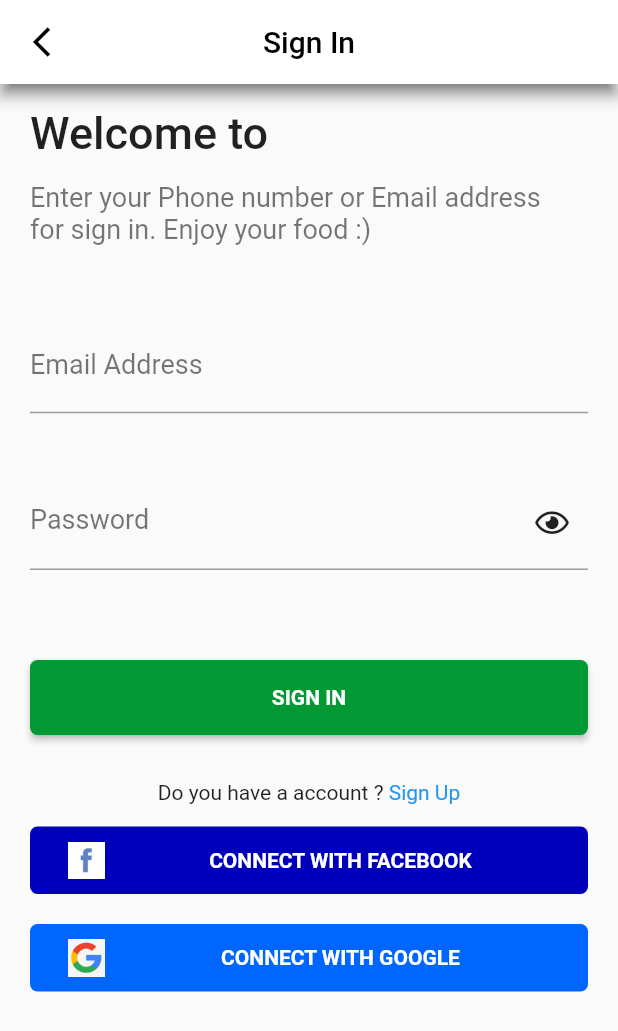
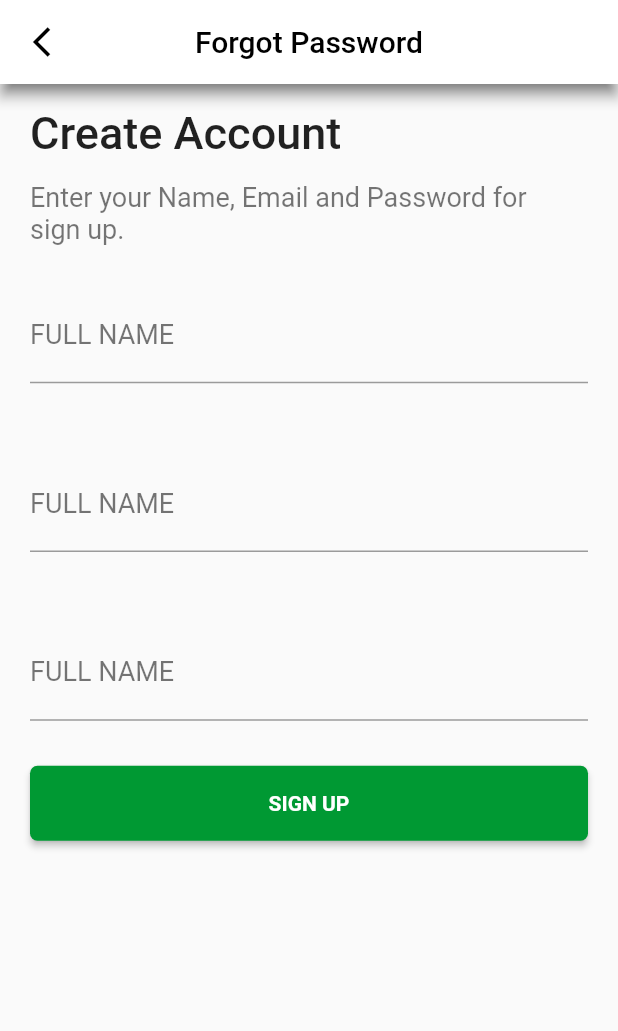
Before and after one commit to canhkhoaimo2710/food, a Flutter app: the SignIn screen opened directly, after a tap on "SIGN IN", on a phone screen of 412 x 824 dp. Shown: the top 1031 px of the screen. Run offline on Flutter 3.47's test engine with Material 2 defaults, Android fonts, the phone set to English and light mode, and no system bars; our stand-ins replace font_awesome_flutter.

Commit message:
commit
update ui and bloc

```diff
--- a/lib/commons/common.dart
+++ b/lib/commons/common.dart
@@ -2,3 +2,5 @@ export 'elevated_button_custom.dart';
 export 'get_started_common.dart';
 export 'appbar_sign_in_custom.dart';
 export 'social_button.dart';
+export 'title_and_description_page.dart';
+export 'text_field_custom.dart';
--- a/lib/commons/social_button.dart
+++ b/lib/commons/social_button.dart
@@ -1,15 +1,25 @@
 import 'package:flutter/cupertino.dart';
 import 'package:flutter/material.dart';
 
-class SocialButton extends StatelessWidget {
+class SocialButton extends StatefulWidget {
+
+
+
+
+
+  @override
+  State<SocialButton> createState() => _SocialButtonState();
+
   const SocialButton({Key? key}) : super(key: key);
+}
 
+class _SocialButtonState extends State<SocialButton> {
   @override
   Widget build(BuildContext context) {
     return Column(
       children: <Widget>[
         customButton("CONNECT WITH FACEBOOK","assets/logo_facebook.jpg",0xFF0000BB),
-        SizedBox(height: 20,),
+        const SizedBox(height: 10,),
         customButton("CONNECT WITH GOOGLE","assets/logo_google.jpg",0xFF0066FF)
       ],
     );
--- /dev/null
+++ b/lib/commons/text_field_custom.dart
@@ -0,0 +1,16 @@
+import 'package:flutter/material.dart';
+
+Padding textFieldCustom({required String label, required bool obscureText}) {
+  return Padding(
+    padding: const EdgeInsets.only(top: 20, left: 0, right: 0, bottom: 30),
+    child: TextField(
+      obscureText: obscureText,
+      style: const TextStyle(fontSize: 18),
+      decoration: InputDecoration(
+        labelText: label,
+        labelStyle: const TextStyle(color: Colors.black54, fontSize: 18),
+        // hintText: hintText,
+      ),
+    ),
+  );
+}
--- /dev/null
+++ b/lib/commons/title_and_description_page.dart
@@ -0,0 +1,17 @@
+import 'package:flutter/material.dart';
+
+Column titleAndDescriptionPage(
+    {required String title, required String description}) {
+  return Column(
+    crossAxisAlignment: CrossAxisAlignment.start,
+    mainAxisAlignment: MainAxisAlignment.start,
+    children: <Widget>[
+      Text(title, style: const TextStyle(fontWeight: FontWeight.w500, fontSize: 30)),
+       Padding(
+        padding: const EdgeInsets.only(right: 30, top: 15, bottom: 10),
+        child: Text(description,
+            style: const TextStyle(color: Colors.black54, fontSize: 18)),
+      ),
+    ],
+  );
+}
--- a/lib/home_page.dart
+++ b/lib/home_page.dart
@@ -1,6 +1,9 @@
 import 'dart:async';
+import 'package:flutter/cupertino.dart';
 import 'package:flutter/material.dart';
 import 'package:food/pages/page.dart';
+import 'package:food/provider/home_page_provider.dart';
+import 'package:provider/provider.dart';
 import 'commons/common.dart';
 import 'commons/get_started_common.dart';
 import 'models/model.dart';
@@ -14,55 +17,56 @@ class HomePage extends StatefulWidget {
 }
 
 class _HomePageState extends State<HomePage> {
-  int _currentPage = 0;
-   final PageController _controller = PageController(initialPage: 0);
+  // int _currentPage = 0;
+  //  final PageController _controller = PageController(initialPage: 0);
+  //
+  // @override
+  // void initState() {
+  //   super.initState();
+  //   Timer.periodic(const Duration(seconds: 5), (Timer timer) {
+  //     if (_currentPage < 2) {
+  //       _currentPage++;
+  //     } else {
+  //       _currentPage = 0;
+  //     }
+  //     _controller.animateToPage(
+  //       _currentPage,
+  //       duration: const Duration(milliseconds: 350),
+  //       curve: Curves.easeIn,
+  //     );
+  //   });
+  // }
 
-  @override
-  void initState() {
-    super.initState();
-    Timer.periodic(const Duration(seconds: 5), (Timer timer) {
-      if (_currentPage < 2) {
-        _currentPage++;
-      } else {
-        _currentPage = 0;
-      }
-
-      _controller.animateToPage(
-        _currentPage,
-        duration: const Duration(milliseconds: 350),
-        curve: Curves.easeIn,
-      );
-    });
-  }
-
-  _onChanged(int index) {
-    setState(() {
-      _currentPage = index;
-    });
-  }
+  // onChanged(int index) {
+  //   setState(() {
+  //     _currentPage = index;
+  //   });
+  // }
 
   @override
   Widget build(BuildContext context) {
-
     return SafeArea(
       child: Scaffold(
         body: Padding(
           padding: const EdgeInsets.only(left: 20, right: 20),
-          child: Column(
+          child:ChangeNotifierProvider<HomePageProvider>(
+            create: (context) => HomePageProvider(),
+            child: Consumer<HomePageProvider>(
+              builder: (context, homePageProvider, child) => Column(
                 crossAxisAlignment: CrossAxisAlignment.center,
                 mainAxisAlignment: MainAxisAlignment.start,
                 children: <Widget>[
                   Expanded(
                     child: PageView.builder(
                       scrollDirection: Axis.horizontal,
-                  controller: _controller,
+                      controller: homePageProvider.controller,
                       itemCount: getStarted.length,
-                  onPageChanged: _onChanged,
+                      onPageChanged:homePageProvider.onChanged,
                       itemBuilder: (context, index) {
                         return getStartedCommon(
                           title: getStarted[index].title,
                           description: getStarted[index].description,
-                      image:  getStarted[index].image,
+                          image: getStarted[index].image,
                         );
                       },
                     ),
@@ -74,21 +78,23 @@ class _HomePageState extends State<HomePage> {
                         children:
                             List<Widget>.generate(getStarted.length, (int index) {
                           return AnimatedContainer(
-                          duration:  const Duration(milliseconds: 400),
+                              duration: const Duration(milliseconds: 400),
                               height: 10,
-                          width: (index == _currentPage) ? 30 : 10,
+                              width: (index == homePageProvider.currentPage) ? 30 : 10,
                               margin: const EdgeInsets.symmetric(
                                   horizontal: 5, vertical: 30),
                               decoration: BoxDecoration(
                                   borderRadius: BorderRadius.circular(5),
-                              color: (index == _currentPage)
+                                  color: (index == homePageProvider.currentPage)
                                       ? Colors.blue
                                       : Colors.blue.withOpacity(0.5)));
                         })),
                   ),
+
                   Padding(
                     padding: const EdgeInsets.only(bottom: 80),
-                child: elevatedButtonCustom(title: Strings.textButtonGetStarted,
+                    child: elevatedButtonCustom(
+                      title: Strings.textButtonGetStarted,
                       sizeWidth: double.infinity,
                       onPressed: () {
                         Navigator.push(
@@ -102,8 +108,8 @@ class _HomePageState extends State<HomePage> {
               ),
             ),
           ),
+        ),
+      ),
     );
   }
-
-
 }
--- a/lib/pages/page.dart
+++ b/lib/pages/page.dart
@@ -1 +1,2 @@
 export 'sign_in_page.dart';
+export 'forgot_password_page.dart';
--- a/lib/pages/sign_in_page.dart
+++ b/lib/pages/sign_in_page.dart
@@ -1,8 +1,12 @@
 import 'package:flutter/cupertino.dart';
 import 'package:flutter/material.dart';
 import 'package:food/commons/common.dart';
+import 'package:food/pages/page.dart';
+import 'package:food/pages/sign_up_page.dart';
+import 'package:food/provider/sign_in_provider.dart';
 import 'package:food/resources/resource.dart';
 import 'package:font_awesome_flutter/font_awesome_flutter.dart';
+import 'package:provider/provider.dart';
 
 class SignIn extends StatefulWidget {
   const SignIn({Key? key}) : super(key: key);
@@ -12,13 +16,7 @@ class SignIn extends StatefulWidget {
 }
 
 class _SignInState extends State<SignIn> {
-  bool _obscure = true;
 
-  void _showPass() {
-    setState(() {
-      _obscure = !_obscure;
-    });
-  }
 
   @override
   Widget build(BuildContext context) {
@@ -32,16 +30,10 @@ class _SignInState extends State<SignIn> {
             crossAxisAlignment: CrossAxisAlignment.start,
             mainAxisAlignment: MainAxisAlignment.start,
             children: <Widget>[
-              const Text(Strings.welcome,
-                  style: TextStyle(fontWeight: FontWeight.w500, fontSize: 30)),
-              const Padding(
-                padding: EdgeInsets.only(right: 30, top: 15, bottom: 20),
-                child: Text(Strings.descriptionSignIn,
-                    style: TextStyle(color: Colors.black54, fontSize: 18)),
-              ),
+              titleAndDescriptionPage(title: Strings.titleSignIn,description: Strings.descriptionSignIn),
               const Padding(
                 padding:
-                    EdgeInsets.only(top: 30, left: 0, right: 0, bottom: 10),
+                    EdgeInsets.only(top: 20, left: 0, right: 0, bottom: 10),
                 child: TextField(
                   style: TextStyle(fontSize: 18),
                   decoration: InputDecoration(
@@ -52,12 +44,15 @@ class _SignInState extends State<SignIn> {
                 ),
               ),
               Padding(
-                padding: const EdgeInsets.only(top: 30, left: 0, right: 0, bottom: 60),
-                child: Stack(
+                padding: const EdgeInsets.only(top: 30, left: 0, right: 0, bottom: 20),
+                child: ChangeNotifierProvider<SignInProvider>(
+                  create: (context) => SignInProvider(),
+                  child: Consumer<SignInProvider>(builder: (context, signInProvider, child) {
+                   return Stack(
                       alignment: AlignmentDirectional.centerEnd,
                       children: [
                         TextField(
-                      obscureText: _obscure,
+                          obscureText: signInProvider.obscure,
                           style: const TextStyle(fontSize: 20),
                           decoration: const InputDecoration(
                             labelText: "Password",
@@ -66,7 +61,7 @@ class _SignInState extends State<SignIn> {
                           ),
                         ),
                         IconButton(
-                      icon: _obscure
+                          icon: signInProvider.obscure
                               ? const FaIcon(
                             FontAwesomeIcons.eye,
                             size: 20,
@@ -76,33 +71,67 @@ class _SignInState extends State<SignIn> {
                             size: 20,
                           ),
                           onPressed: () {
-                        _showPass();
+                            signInProvider.showPass();
                           },
                         ),
                       ],
+                    );
+                  },
+                  ),
+                ),
+              ),
+              Padding(
+                padding: const EdgeInsets.only(top: 10, bottom: 20),
+                child: Center(
+                  child: GestureDetector(
+                    onTap: () {
+                      Navigator.push(context,
+                          MaterialPageRoute(builder: (context) {
+                        return const ForgotPasswordPage();
+                      }));
+                    },
+                    child: const Text(
+                      "Forget Password ? ",
+                      style: TextStyle(fontSize: 14),
+                    ),
+                  ),
                 ),
               ),
               elevatedButtonCustom(
                 title: "SIGN IN",
-                onPressed: () {},
+                onPressed: () {
+                  Navigator.push(context, MaterialPageRoute(builder: (context) => const SignUpPage(),));
+                },
                 sizeWidth: double.infinity,
               ),
 
 
               Padding(
-                padding: const EdgeInsets.only(bottom: 15,top: 30),
+                padding: const EdgeInsets.only(bottom: 15,top: 15),
                 child: Row(
                   mainAxisAlignment: MainAxisAlignment.center,
-                  children: const <Widget> [
-                    Text(
+                  children:  <Widget> [
+                    const Text(
                       "Do you have a account ? ",
                       style: TextStyle(fontSize: 14),
                     ),
-                    Text(
+                    GestureDetector(
+                      onTap: (){},
+                      child: const Text(
                         "Sign Up",
                         style: TextStyle(fontSize: 14, color: Colors.blue),
                       ),
+                    ),
                   ],
+                ),
+              ),
+              const Padding(
+                padding: EdgeInsets.only(bottom: 10),
+                child: Center(
+                  child: Text(
+                    "Or",
+                    style: TextStyle(fontSize: 20),
+                  ),
                 ),
               ),
 
--- /dev/null
+++ b/lib/pages/sign_up_page.dart
@@ -0,0 +1,38 @@
+import 'package:flutter/material.dart';
+import 'package:food/commons/common.dart';
+
+
+class SignUpPage extends StatelessWidget {
+  const SignUpPage({Key? key}) : super(key: key);
+
+  @override
+  Widget build(BuildContext context) {
+    return SafeArea(
+        child: Scaffold(
+          resizeToAvoidBottomInset: false,
+          appBar: AppBarSignCustom(
+            "Forgot Password",
+            AppBar(),
+          ),
+          body: Padding(
+            padding: const EdgeInsets.only(top: 15, left: 20, right: 20),
+            child: Column(
+              children: <Widget>[
+                titleAndDescriptionPage(
+                    title: "Create Account",
+                    description:
+                    "Enter your Name, Email and Password for sign up."),
+                textFieldCustom(label: "FULL NAME", obscureText:false ),
+                textFieldCustom(label: "FULL NAME", obscureText: false),
+                textFieldCustom(label: "FULL NAME", obscureText: true),
+                elevatedButtonCustom(
+                    title: "SIGN UP",
+                    onPressed: () {},
+                    sizeWidth: double.infinity),
+              ],
+            ),
+          ),
+        ),
+    );
+  }
+}
--- a/pubspec.yaml
+++ b/pubspec.yaml
@@ -46,6 +46,7 @@ dev_dependencies:
   # rules and activating additional ones.
   flutter_lints: ^1.0.0
   flutter_svg: ^0.22.0
+  provider: ^6.0.1
   font_awesome_flutter: ^9.1.0
   rxdart: ^0.27.0
 
```
Also changed, not shown: lib/pages/forgot_password_page.dart (added, +56 -0 lines), lib/pages/forgot_password_success.dart (added, +44 -0 lines), lib/provider/forgot_password_provider.dart (added, +22 -0 lines), lib/provider/home_page_provider.dart (added, +14 -0 lines), lib/provider/sign_in_provider.dart (added, +10 -0 lines). Lines whose indentation alone changed are shown as unchanged.
